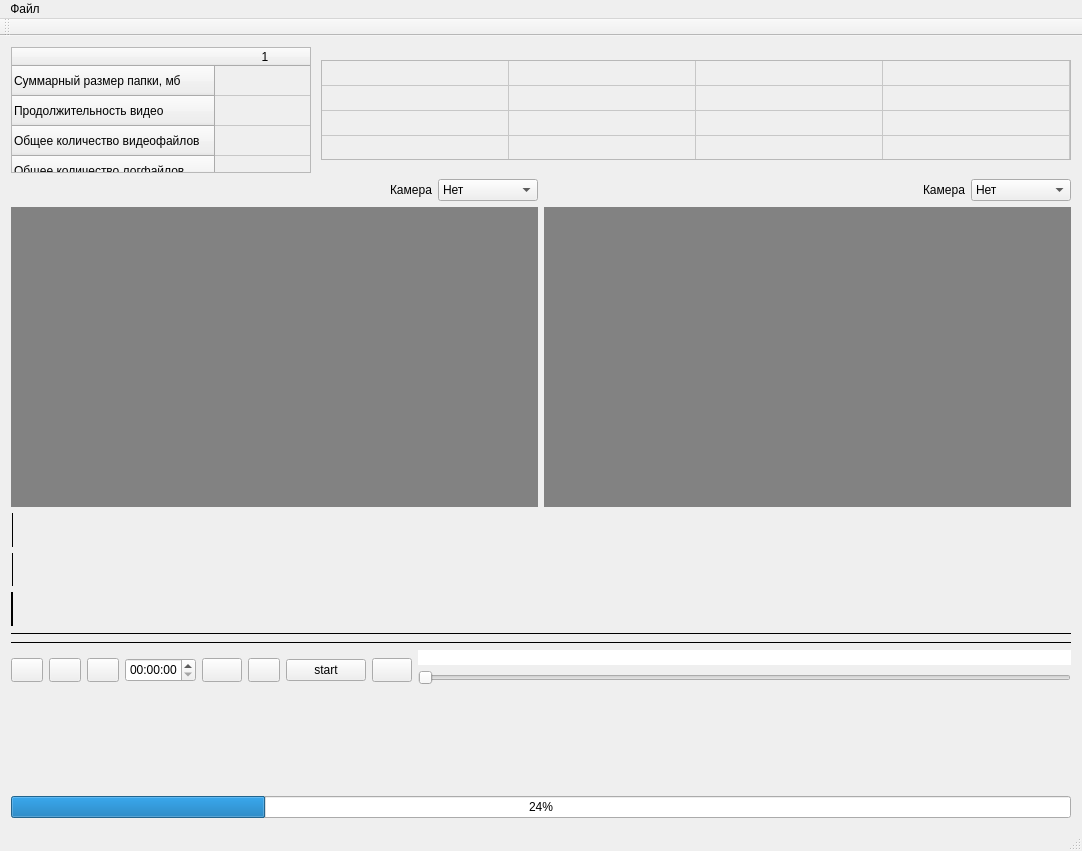
Old version of the form myform.ui in the repository Zurcan/ASCUM_ARM_VIDEO.
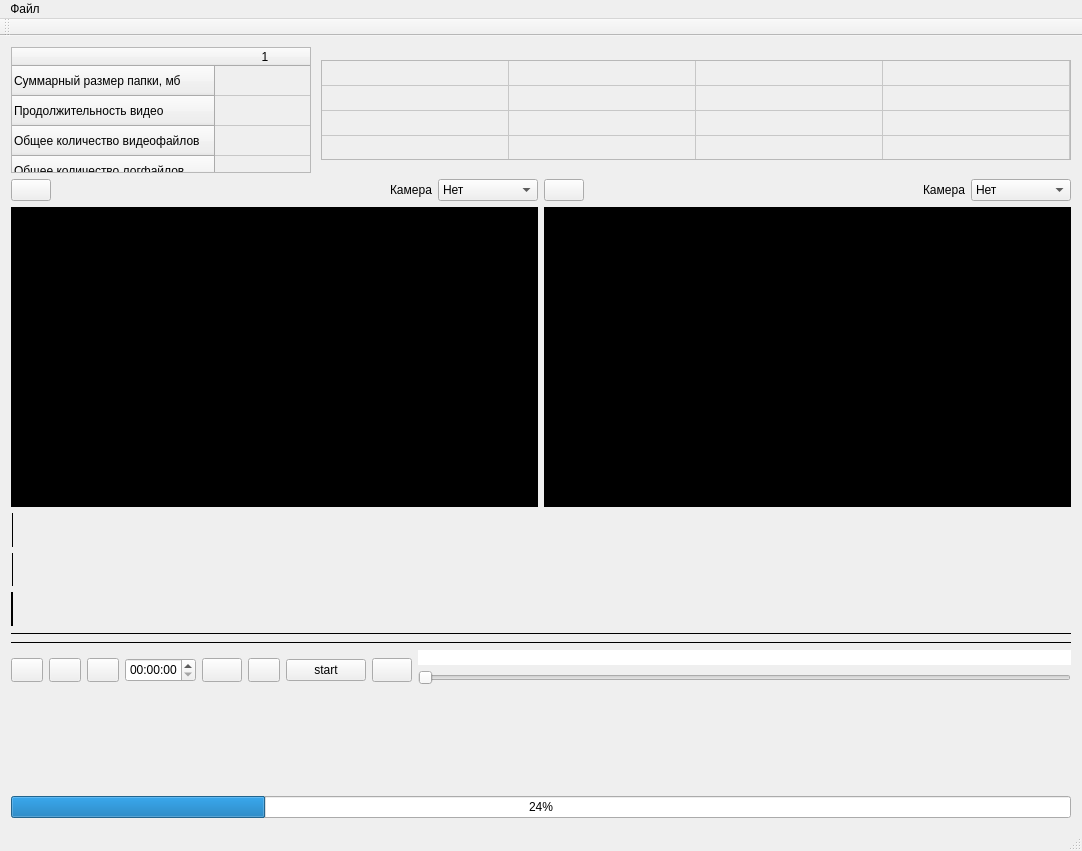
New version of the form. Custom widgets are drawn as their Qt base class.

Commit message: Added marquee and sound.

```diff
--- a/myform.ui
+++ b/myform.ui
@@ -881,6 +881,13 @@
        <layout class="QVBoxLayout" name="verticalLayout_2">
         <item>
          <layout class="QHBoxLayout" name="horizontalLayout_3">
+          <item>
+           <widget class="QPushButton" name="screen1SoundButton">
+            <property name="text">
+             <string/>
+            </property>
+           </widget>
+          </item>
           <item>
            <spacer name="horizontalSpacer_2">
             <property name="orientation">
@@ -938,63 +945,63 @@
              <colorrole role="WindowText">
               <brush brushstyle="SolidPattern">
                <color alpha="255">
-                <red>0</red>
-                <green>0</green>
-                <blue>0</blue>
+                <red>255</red>
+                <green>255</green>
+                <blue>255</blue>
                </color>
               </brush>
              </colorrole>
              <colorrole role="Button">
               <brush brushstyle="SolidPattern">
                <color alpha="255">
-                <red>130</red>
-                <green>130</green>
-                <blue>130</blue>
+                <red>0</red>
+                <green>0</green>
+                <blue>0</blue>
                </color>
               </brush>
              </colorrole>
              <colorrole role="Light">
               <brush brushstyle="SolidPattern">
                <color alpha="255">
-                <red>195</red>
-                <green>195</green>
-                <blue>195</blue>
+                <red>0</red>
+                <green>0</green>
+                <blue>0</blue>
                </color>
               </brush>
              </colorrole>
              <colorrole role="Midlight">
               <brush brushstyle="SolidPattern">
                <color alpha="255">
-                <red>162</red>
-                <green>162</green>
-                <blue>162</blue>
+                <red>0</red>
+                <green>0</green>
+                <blue>0</blue>
                </color>
               </brush>
              </colorrole>
              <colorrole role="Dark">
               <brush brushstyle="SolidPattern">
                <color alpha="255">
-                <red>65</red>
-                <green>65</green>
-                <blue>65</blue>
+                <red>0</red>
+                <green>0</green>
+                <blue>0</blue>
                </color>
               </brush>
              </colorrole>
              <colorrole role="Mid">
               <brush brushstyle="SolidPattern">
                <color alpha="255">
-                <red>87</red>
-                <green>87</green>
-                <blue>87</blue>
+                <red>0</red>
+                <green>0</green>
+                <blue>0</blue>
                </color>
               </brush>
              </colorrole>
              <colorrole role="Text">
               <brush brushstyle="SolidPattern">
                <color alpha="255">
-                <red>0</red>
-                <green>0</green>
-                <blue>0</blue>
+                <red>255</red>
+                <green>255</green>
+                <blue>255</blue>
                </color>
               </brush>
              </colorrole>
@@ -1010,27 +1017,27 @@
              <colorrole role="ButtonText">
               <brush brushstyle="SolidPattern">
                <color alpha="255">
-                <red>0</red>
-                <green>0</green>
-                <blue>0</blue>
+                <red>255</red>
+                <green>255</green>
+                <blue>255</blue>
                </color>
               </brush>
              </colorrole>
              <colorrole role="Base">
               <brush brushstyle="SolidPattern">
                <color alpha="255">
-                <red>255</red>
-                <green>255</green>
-                <blue>255</blue>
+                <red>0</red>
+                <green>0</green>
+                <blue>0</blue>
                </color>
               </brush>
              </colorrole>
              <colorrole role="Window">
               <brush brushstyle="SolidPattern">
                <color alpha="255">
-                <red>130</red>
-                <green>130</green>
-                <blue>130</blue>
+                <red>0</red>
+                <green>0</green>
+                <blue>0</blue>
                </color>
               </brush>
              </colorrole>
@@ -1046,9 +1053,9 @@
              <colorrole role="AlternateBase">
               <brush brushstyle="SolidPattern">
                <color alpha="255">
-                <red>192</red>
-                <green>192</green>
-                <blue>192</blue>
+                <red>0</red>
+                <green>0</green>
+                <blue>0</blue>
                </color>
               </brush>
              </colorrole>
@@ -1075,63 +1082,63 @@
              <colorrole role="WindowText">
               <brush brushstyle="SolidPattern">
                <color alpha="255">
-                <red>0</red>
-                <green>0</green>
-                <blue>0</blue>
+                <red>255</red>
+                <green>255</green>
+                <blue>255</blue>
                </color>
               </brush>
              </colorrole>
              <colorrole role="Button">
               <brush brushstyle="SolidPattern">
                <color alpha="255">
-                <red>130</red>
-                <green>130</green>
-                <blue>130</blue>
+                <red>0</red>
+                <green>0</green>
+                <blue>0</blue>
                </color>
               </brush>
              </colorrole>
              <colorrole role="Light">
               <brush brushstyle="SolidPattern">
                <color alpha="255">
-                <red>195</red>
-                <green>195</green>
-                <blue>195</blue>
+                <red>0</red>
+                <green>0</green>
+                <blue>0</blue>
                </color>
               </brush>
              </colorrole>
              <colorrole role="Midlight">
               <brush brushstyle="SolidPattern">
                <color alpha="255">
-                <red>162</red>
-                <green>162</green>
-                <blue>162</blue>
+                <red>0</red>
+                <green>0</green>
+                <blue>0</blue>
                </color>
               </brush>
              </colorrole>
              <colorrole role="Dark">
               <brush brushstyle="SolidPattern">
                <color alpha="255">
-                <red>65</red>
-                <green>65</green>
-                <blue>65</blue>
+                <red>0</red>
+                <green>0</green>
+                <blue>0</blue>
                </color>
               </brush>
              </colorrole>
              <colorrole role="Mid">
               <brush brushstyle="SolidPattern">
                <color alpha="255">
-                <red>87</red>
-                <green>87</green>
-                <blue>87</blue>
+                <red>0</red>
+                <green>0</green>
+                <blue>0</blue>
                </color>
               </brush>
              </colorrole>
              <colorrole role="Text">
               <brush brushstyle="SolidPattern">
                <color alpha="255">
-                <red>0</red>
-                <green>0</green>
-                <blue>0</blue>
+                <red>255</red>
+                <green>255</green>
+                <blue>255</blue>
                </color>
               </brush>
              </colorrole>
@@ -1147,27 +1154,27 @@
              <colorrole role="ButtonText">
               <brush brushstyle="SolidPattern">
                <color alpha="255">
-                <red>0</red>
-                <green>0</green>
-                <blue>0</blue>
+                <red>255</red>
+                <green>255</green>
+                <blue>255</blue>
                </color>
               </brush>
              </colorrole>
              <colorrole role="Base">
               <brush brushstyle="SolidPattern">
                <color alpha="255">
-                <red>255</red>
-                <green>255</green>
-                <blue>255</blue>
+                <red>0</red>
+                <green>0</green>
+                <blue>0</blue>
                </color>
               </brush>
              </colorrole>
              <colorrole role="Window">
               <brush brushstyle="SolidPattern">
                <color alpha="255">
-                <red>130</red>
-                <green>130</green>
-                <blue>130</blue>
+                <red>0</red>
+                <green>0</green>
+                <blue>0</blue>
                </color>
               </brush>
              </colorrole>
@@ -1183,9 +1190,9 @@
              <colorrole role="AlternateBase">
               <brush brushstyle="SolidPattern">
                <color alpha="255">
-                <red>192</red>
-                <green>192</green>
-                <blue>192</blue>
+                <red>0</red>
+                <green>0</green>
+                <blue>0</blue>
                </color>
               </brush>
              </colorrole>
@@ -1212,63 +1219,63 @@
              <colorrole role="WindowText">
               <brush brushstyle="SolidPattern">
                <color alpha="255">
-                <red>65</red>
-                <green>65</green>
-                <blue>65</blue>
+                <red>0</red>
+                <green>0</green>
+                <blue>0</blue>
                </color>
               </brush>
              </colorrole>
              <colorrole role="Button">
               <brush brushstyle="SolidPattern">
                <color alpha="255">
-                <red>130</red>
-                <green>130</green>
-                <blue>130</blue>
+                <red>0</red>
+                <green>0</green>
+                <blue>0</blue>
                </color>
               </brush>
              </colorrole>
              <colorrole role="Light">
               <brush brushstyle="SolidPattern">
                <color alpha="255">
-                <red>195</red>
-                <green>195</green>
-                <blue>195</blue>
+                <red>0</red>
+                <green>0</green>
+                <blue>0</blue>
                </color>
               </brush>
              </colorrole>
              <colorrole role="Midlight">
               <brush brushstyle="SolidPattern">
                <color alpha="255">
-                <red>162</red>
-                <green>162</green>
-                <blue>162</blue>
+                <red>0</red>
+                <green>0</green>
+                <blue>0</blue>
                </color>
               </brush>
              </colorrole>
              <colorrole role="Dark">
               <brush brushstyle="SolidPattern">
                <color alpha="255">
-                <red>65</red>
-                <green>65</green>
-                <blue>65</blue>
+                <red>0</red>
+                <green>0</green>
+                <blue>0</blue>
                </color>
               </brush>
              </colorrole>
              <colorrole role="Mid">
               <brush brushstyle="SolidPattern">
                <color alpha="255">
-                <red>87</red>
-                <green>87</green>
-                <blue>87</blue>
+                <red>0</red>
+                <green>0</green>
+                <blue>0</blue>
                </color>
               </brush>
              </colorrole>
              <colorrole role="Text">
               <brush brushstyle="SolidPattern">
                <color alpha="255">
-                <red>65</red>
-                <green>65</green>
-                <blue>65</blue>
+                <red>0</red>
+                <green>0</green>
+                <blue>0</blue>
                </color>
               </brush>
              </colorrole>
@@ -1284,27 +1291,27 @@
              <colorrole role="ButtonText">
               <brush brushstyle="SolidPattern">
                <color alpha="255">
-                <red>65</red>
-                <green>65</green>
-                <blue>65</blue>
+                <red>0</red>
+                <green>0</green>
+                <blue>0</blue>
                </color>
               </brush>
              </colorrole>
              <colorrole role="Base">
               <brush brushstyle="SolidPattern">
                <color alpha="255">
-                <red>130</red>
-                <green>130</green>
-                <blue>130</blue>
+                <red>0</red>
+                <green>0</green>
+                <blue>0</blue>
                </color>
               </brush>
              </colorrole>
              <colorrole role="Window">
               <brush brushstyle="SolidPattern">
                <color alpha="255">
-                <red>130</red>
-                <green>130</green>
-                <blue>130</blue>
+                <red>0</red>
+                <green>0</green>
+                <blue>0</blue>
                </color>
               </brush>
              </colorrole>
@@ -1320,9 +1327,9 @@
              <colorrole role="AlternateBase">
               <brush brushstyle="SolidPattern">
                <color alpha="255">
-                <red>130</red>
-                <green>130</green>
-                <blue>130</blue>
+                <red>0</red>
+                <green>0</green>
+                <blue>0</blue>
                </color>
               </brush>
              </colorrole>
@@ -1358,6 +1365,13 @@
        <layout class="QVBoxLayout" name="verticalLayout">
         <item>
          <layout class="QHBoxLayout" name="horizontalLayout_2">
+          <item>
+           <widget class="QPushButton" name="screen2SoundButton">
+            <property name="text">
+             <string/>
+            </property>
+           </widget>
+          </item>
           <item>
            <spacer name="horizontalSpacer">
             <property name="orientation">
@@ -1409,63 +1423,63 @@
              <colorrole role="WindowText">
               <brush brushstyle="SolidPattern">
                <color alpha="255">
-                <red>0</red>
-                <green>0</green>
-                <blue>0</blue>
+                <red>255</red>
+                <green>255</green>
+                <blue>255</blue>
                </color>
               </brush>
              </colorrole>
              <colorrole role="Button">
               <brush brushstyle="SolidPattern">
                <color alpha="255">
-                <red>130</red>
-                <green>130</green>
-                <blue>130</blue>
+                <red>0</red>
+                <green>0</green>
+                <blue>0</blue>
                </color>
               </brush>
              </colorrole>
              <colorrole role="Light">
               <brush brushstyle="SolidPattern">
                <color alpha="255">
-                <red>195</red>
-                <green>195</green>
-                <blue>195</blue>
+                <red>0</red>
+                <green>0</green>
+                <blue>0</blue>
                </color>
               </brush>
              </colorrole>
              <colorrole role="Midlight">
               <brush brushstyle="SolidPattern">
                <color alpha="255">
-                <red>162</red>
-                <green>162</green>
-                <blue>162</blue>
+                <red>0</red>
+                <green>0</green>
+                <blue>0</blue>
                </color>
               </brush>
              </colorrole>
              <colorrole role="Dark">
               <brush brushstyle="SolidPattern">
                <color alpha="255">
-                <red>65</red>
-                <green>65</green>
-                <blue>65</blue>
+                <red>0</red>
+                <green>0</green>
+                <blue>0</blue>
                </color>
               </brush>
              </colorrole>
              <colorrole role="Mid">
               <brush brushstyle="SolidPattern">
                <color alpha="255">
-                <red>87</red>
-                <green>87</green>
-                <blue>87</blue>
+                <red>0</red>
+                <green>0</green>
+                <blue>0</blue>
                </color>
               </brush>
              </colorrole>
              <colorrole role="Text">
               <brush brushstyle="SolidPattern">
                <color alpha="255">
-                <red>0</red>
-                <green>0</green>
-                <blue>0</blue>
+                <red>255</red>
+                <green>255</green>
+                <blue>255</blue>
                </color>
               </brush>
              </colorrole>
@@ -1481,27 +1495,27 @@
              <colorrole role="ButtonText">
               <brush brushstyle="SolidPattern">
                <color alpha="255">
-                <red>0</red>
-                <green>0</green>
-                <blue>0</blue>
+                <red>255</red>
+                <green>255</green>
+                <blue>255</blue>
                </color>
               </brush>
              </colorrole>
              <colorrole role="Base">
               <brush brushstyle="SolidPattern">
                <color alpha="255">
-                <red>255</red>
-                <green>255</green>
-                <blue>255</blue>
+                <red>0</red>
+                <green>0</green>
+                <blue>0</blue>
                </color>
               </brush>
              </colorrole>
              <colorrole role="Window">
               <brush brushstyle="SolidPattern">
                <color alpha="255">
-                <red>130</red>
-                <green>130</green>
-                <blue>130</blue>
+                <red>0</red>
+                <green>0</green>
+                <blue>0</blue>
                </color>
               </brush>
              </colorrole>
@@ -1517,9 +1531,9 @@
              <colorrole role="AlternateBase">
               <brush brushstyle="SolidPattern">
                <color alpha="255">
-                <red>192</red>
-                <green>192</green>
-                <blue>192</blue>
+                <red>0</red>
+                <green>0</green>
+                <blue>0</blue>
                </color>
               </brush>
              </colorrole>
@@ -1546,63 +1560,63 @@
              <colorrole role="WindowText">
               <brush brushstyle="SolidPattern">
                <color alpha="255">
-                <red>0</red>
-                <green>0</green>
-                <blue>0</blue>
+                <red>255</red>
+                <green>255</green>
+                <blue>255</blue>
                </color>
               </brush>
              </colorrole>
              <colorrole role="Button">
               <brush brushstyle="SolidPattern">
                <color alpha="255">
-                <red>130</red>
-                <green>130</green>
-                <blue>130</blue>
+                <red>0</red>
+                <green>0</green>
+                <blue>0</blue>
                </color>
               </brush>
              </colorrole>
              <colorrole role="Light">
               <brush brushstyle="SolidPattern">
                <color alpha="255">
-                <red>195</red>
-                <green>195</green>
-                <blue>195</blue>
+                <red>0</red>
+                <green>0</green>
+                <blue>0</blue>
                </color>
               </brush>
              </colorrole>
              <colorrole role="Midlight">
               <brush brushstyle="SolidPattern">
                <color alpha="255">
-                <red>162</red>
-                <green>162</green>
-                <blue>162</blue>
+                <red>0</red>
+                <green>0</green>
+                <blue>0</blue>
                </color>
               </brush>
              </colorrole>
              <colorrole role="Dark">
               <brush brushstyle="SolidPattern">
                <color alpha="255">
-                <red>65</red>
-                <green>65</green>
-                <blue>65</blue>
+                <red>0</red>
+                <green>0</green>
+                <blue>0</blue>
                </color>
               </brush>
              </colorrole>
              <colorrole role="Mid">
               <brush brushstyle="SolidPattern">
                <color alpha="255">
-                <red>87</red>
-                <green>87</green>
-                <blue>87</blue>
+                <red>0</red>
+                <green>0</green>
+                <blue>0</blue>
                </color>
               </brush>
              </colorrole>
              <colorrole role="Text">
               <brush brushstyle="SolidPattern">
                <color alpha="255">
-                <red>0</red>
-                <green>0</green>
-                <blue>0</blue>
+                <red>255</red>
+                <green>255</green>
+                <blue>255</blue>
                </color>
               </brush>
              </colorrole>
@@ -1618,27 +1632,27 @@
              <colorrole role="ButtonText">
               <brush brushstyle="SolidPattern">
                <color alpha="255">
-                <red>0</red>
-                <green>0</green>
-                <blue>0</blue>
+                <red>255</red>
+                <green>255</green>
+                <blue>255</blue>
                </color>
               </brush>
              </colorrole>
              <colorrole role="Base">
               <brush brushstyle="SolidPattern">
                <color alpha="255">
-                <red>255</red>
-                <green>255</green>
-                <blue>255</blue>
+                <red>0</red>
+                <green>0</green>
+                <blue>0</blue>
                </color>
               </brush>
              </colorrole>
              <colorrole role="Window">
               <brush brushstyle="SolidPattern">
                <color alpha="255">
-                <red>130</red>
-                <green>130</green>
-                <blue>130</blue>
+                <red>0</red>
+                <green>0</green>
+                <blue>0</blue>
                </color>
               </brush>
              </colorrole>
@@ -1654,9 +1668,9 @@
              <colorrole role="AlternateBase">
               <brush brushstyle="SolidPattern">
                <color alpha="255">
-                <red>192</red>
-                <green>192</green>
-                <blue>192</blue>
+                <red>0</red>
+                <green>0</green>
+                <blue>0</blue>
                </color>
               </brush>
              </colorrole>
@@ -1683,63 +1697,63 @@
              <colorrole role="WindowText">
               <brush brushstyle="SolidPattern">
                <color alpha="255">
-                <red>65</red>
-                <green>65</green>
-                <blue>65</blue>
+                <red>0</red>
+                <green>0</green>
+                <blue>0</blue>
                </color>
               </brush>
              </colorrole>
              <colorrole role="Button">
               <brush brushstyle="SolidPattern">
                <color alpha="255">
-                <red>130</red>
-                <green>130</green>
-                <blue>130</blue>
+                <red>0</red>
+                <green>0</green>
+                <blue>0</blue>
                </color>
               </brush>
              </colorrole>
              <colorrole role="Light">
               <brush brushstyle="SolidPattern">
                <color alpha="255">
-                <red>195</red>
-                <green>195</green>
-                <blue>195</blue>
+                <red>0</red>
+                <green>0</green>
+                <blue>0</blue>
                </color>
               </brush>
              </colorrole>
              <colorrole role="Midlight">
               <brush brushstyle="SolidPattern">
                <color alpha="255">
-                <red>162</red>
-                <green>162</green>
-                <blue>162</blue>
+                <red>0</red>
+                <green>0</green>
+                <blue>0</blue>
                </color>
               </brush>
              </colorrole>
              <colorrole role="Dark">
               <brush brushstyle="SolidPattern">
                <color alpha="255">
-                <red>65</red>
-                <green>65</green>
-                <blue>65</blue>
+                <red>0</red>
+                <green>0</green>
+                <blue>0</blue>
                </color>
               </brush>
              </colorrole>
              <colorrole role="Mid">
               <brush brushstyle="SolidPattern">
                <color alpha="255">
-                <red>87</red>
-                <green>87</green>
-                <blue>87</blue>
+                <red>0</red>
+                <green>0</green>
+                <blue>0</blue>
                </color>
               </brush>
              </colorrole>
              <colorrole role="Text">
               <brush brushstyle="SolidPattern">
                <color alpha="255">
-                <red>65</red>
-                <green>65</green>
-                <blue>65</blue>
+                <red>0</red>
+                <green>0</green>
+                <blue>0</blue>
                </color>
               </brush>
              </colorrole>
@@ -1755,27 +1769,27 @@
              <colorrole role="ButtonText">
               <brush brushstyle="SolidPattern">
                <color alpha="255">
-                <red>65</red>
-                <green>65</green>
-                <blue>65</blue>
+                <red>0</red>
+                <green>0</green>
+                <blue>0</blue>
                </color>
               </brush>
              </colorrole>
              <colorrole role="Base">
               <brush brushstyle="SolidPattern">
                <color alpha="255">
-                <red>130</red>
-                <green>130</green>
-                <blue>130</blue>
+                <red>0</red>
+                <green>0</green>
+                <blue>0</blue>
                </color>
               </brush>
              </colorrole>
              <colorrole role="Window">
               <brush brushstyle="SolidPattern">
                <color alpha="255">
-                <red>130</red>
-                <green>130</green>
-                <blue>130</blue>
+                <red>0</red>
+                <green>0</green>
+                <blue>0</blue>
                </color>
               </brush>
              </colorrole>
@@ -1791,9 +1805,9 @@
              <colorrole role="AlternateBase">
               <brush brushstyle="SolidPattern">
                <color alpha="255">
-                <red>130</red>
-                <green>130</green>
-                <blue>130</blue>
+                <red>0</red>
+                <green>0</green>
+                <blue>0</blue>
                </color>
               </brush>
              </colorrole>
```
Left out of the diff: 2 changed lines with no effect on the pictures. The commit also changes 5 other files.
